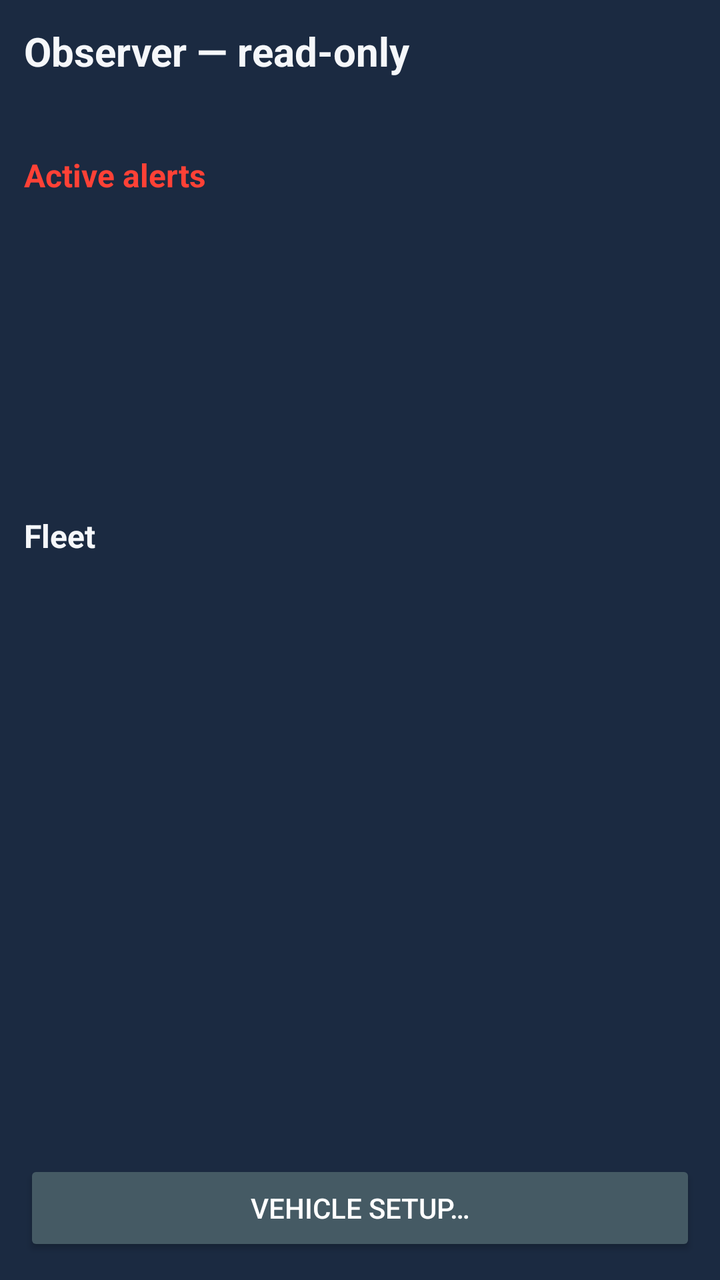
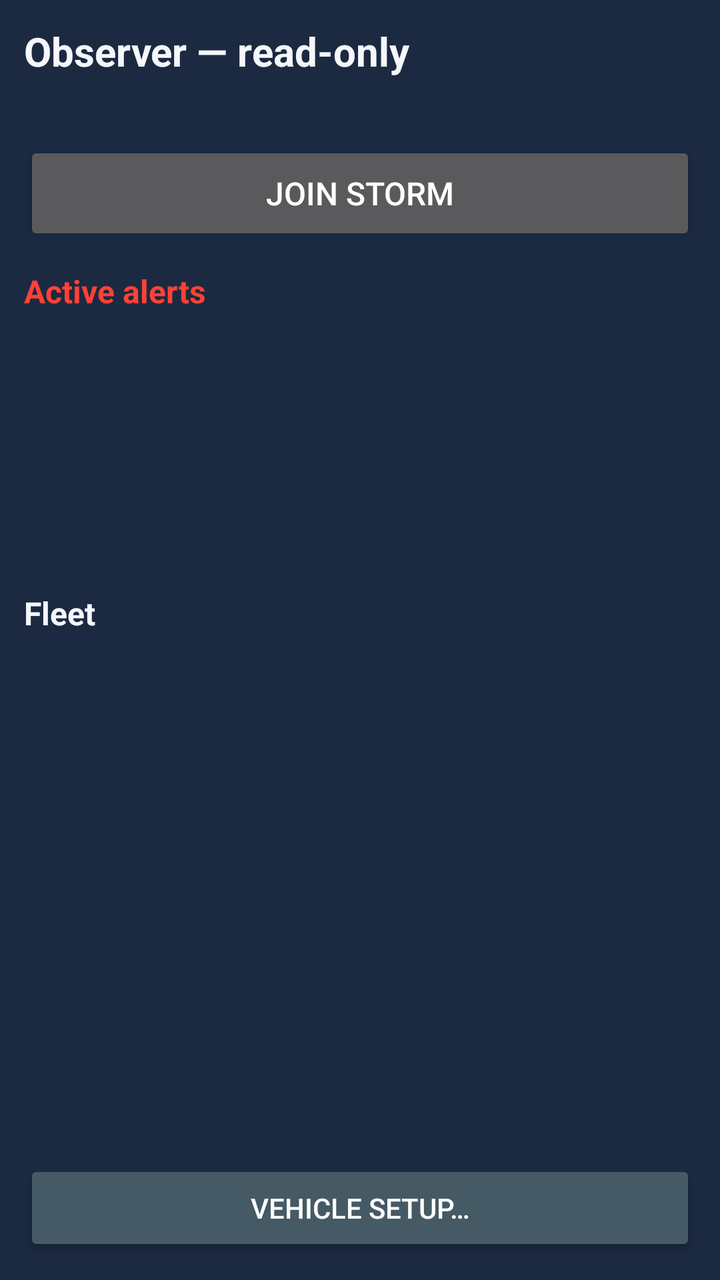

Two renders of the same Android screen: before a commit and after it. Below are the layout's source before the change and the commit's diff.
<!-- AndroidManifest.xml: application theme ATAKPluginTheme -->
<!-- res/layout/panel_observer.xml -->
<?xml version="1.0" encoding="utf-8"?>
<LinearLayout xmlns:android="http://schemas.android.com/apk/res/android"
    android:layout_width="match_parent"
    android:layout_height="match_parent"
    android:background="@color/plowtak_bg"
    android:orientation="vertical"
    android:padding="12dp">

    <TextView
        android:id="@+id/obs_header"
        android:layout_width="match_parent"
        android:layout_height="wrap_content"
        android:text="@string/obs_title"
        android:textColor="@color/plowtak_text"
        android:textSize="20sp"
        android:textStyle="bold" />

    <TextView
        android:id="@+id/obs_storm_line"
        android:layout_width="match_parent"
        android:layout_height="wrap_content"
        android:layout_marginTop="4dp"
        android:textColor="@color/plowtak_accent"
        android:textSize="16sp" />

    <TextView
        android:layout_width="match_parent"
        android:layout_height="wrap_content"
        android:layout_marginTop="12dp"
        android:text="@string/obs_alerts_title"
        android:textColor="@color/plowtak_red"
        android:textSize="16sp"
        android:textStyle="bold" />

    <ListView
        android:id="@+id/obs_alert_list"
        android:layout_width="match_parent"
        android:layout_height="0dp"
        android:layout_weight="1" />

    <TextView
        android:layout_width="match_parent"
        android:layout_height="wrap_content"
        android:layout_marginTop="12dp"
        android:text="@string/obs_fleet_title"
        android:textColor="@color/plowtak_text"
        android:textSize="16sp"
        android:textStyle="bold" />

    <ListView
        android:id="@+id/obs_fleet_list"
        android:layout_width="match_parent"
        android:layout_height="0dp"
        android:layout_weight="2" />

    <Button
        android:id="@+id/obs_settings"
        android:layout_width="match_parent"
        android:layout_height="48dp"
        android:layout_marginTop="8dp"
        android:backgroundTint="@color/plowtak_toggle_off"
        android:text="@string/driver_settings"
        android:textSize="14sp" />
</LinearLayout>
<!-- resources referenced by this layout -->
<resources>
  <color name="plowtak_accent">#5FA8D3</color>
  <color name="plowtak_bg">#1B2A41</color>
  <color name="plowtak_red">#FF4136</color>
  <color name="plowtak_text">#F5F7FA</color>
  <color name="plowtak_toggle_off">#455A64</color>
  <string name="driver_settings">Vehicle setup…</string>
  <string name="obs_alerts_title">Active alerts</string>
  <string name="obs_fleet_title">Fleet</string>
  <string name="obs_title">Observer — read-only</string>
  <style name="ATAKPluginTheme" parent="@android:style/Theme.Material">
          <item name="android:colorPrimary">#1B2A41</item>
          <item name="android:colorAccent">#5FA8D3</item>
      </style>
</resources>

<!-- the commit's change to res/layout/panel_observer.xml (unified diff, before → after) -->
@@ -21,6 +21,14 @@
         android:layout_height="wrap_content"
         android:layout_marginTop="4dp"
         android:textColor="@color/plowtak_accent"
+        android:textSize="16sp" />
+
+    <Button
+        android:id="@+id/obs_storm_join"
+        android:layout_width="match_parent"
+        android:layout_height="52dp"
+        android:layout_marginTop="6dp"
+        android:text="@string/driver_storm_join"
         android:textSize="16sp" />
 
     <TextView
<!-- resource entries referenced after the edit -->
@@ -6,6 +6,7 @@
   <color name="plowtak_text">#F5F7FA</color>
   <color name="plowtak_toggle_off">#455A64</color>
   <string name="driver_settings">Vehicle setup…</string>
+  <string name="driver_storm_join">Join storm</string>
   <string name="obs_alerts_title">Active alerts</string>
   <string name="obs_fleet_title">Fleet</string>
   <string name="obs_title">Observer — read-only</string>
